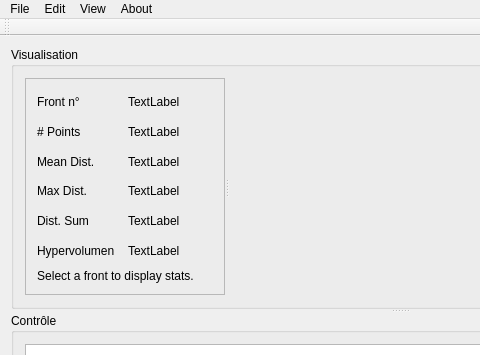
This is Pareto/mainwindow.ui in theCmaker/ZZ2_project as Qt 5 draws it before an edit; both pictures show x 0 to 480 and y 0 to 355 of the 800 by 600 pixel window. The edited form follows.
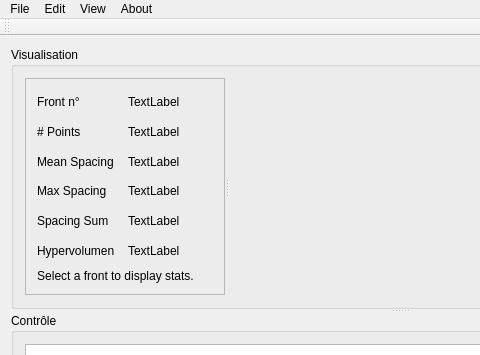
This is the edited form. Custom widgets are drawn as their Qt base class.

What changed in the file:
```diff
--- a/Pareto/mainwindow.ui
+++ b/Pareto/mainwindow.ui
@@ -51,7 +51,7 @@
            </property>
            <property name="maximumSize">
             <size>
-             <width>500</width>
+             <width>250</width>
              <height>16777215</height>
             </size>
            </property>
@@ -72,7 +72,7 @@
             <item row="2" column="0">
              <widget class="QLabel" name="LabelMeanDistance">
               <property name="text">
-               <string>Mean Dist.</string>
+               <string>Mean Spacing</string>
               </property>
              </widget>
             </item>
@@ -123,7 +123,7 @@
             <item row="3" column="0">
              <widget class="QLabel" name="LabelMaxDistance">
               <property name="text">
-               <string>Max Dist.</string>
+               <string>Max Spacing</string>
               </property>
              </widget>
             </item>
@@ -151,7 +151,7 @@
             <item row="4" column="0">
              <widget class="QLabel" name="LabelSumDistance">
               <property name="text">
-               <string>Dist. Sum</string>
+               <string>Spacing Sum</string>
               </property>
              </widget>
             </item>
```
Left out of the diff: 18 changed lines with no effect on the pictures.
